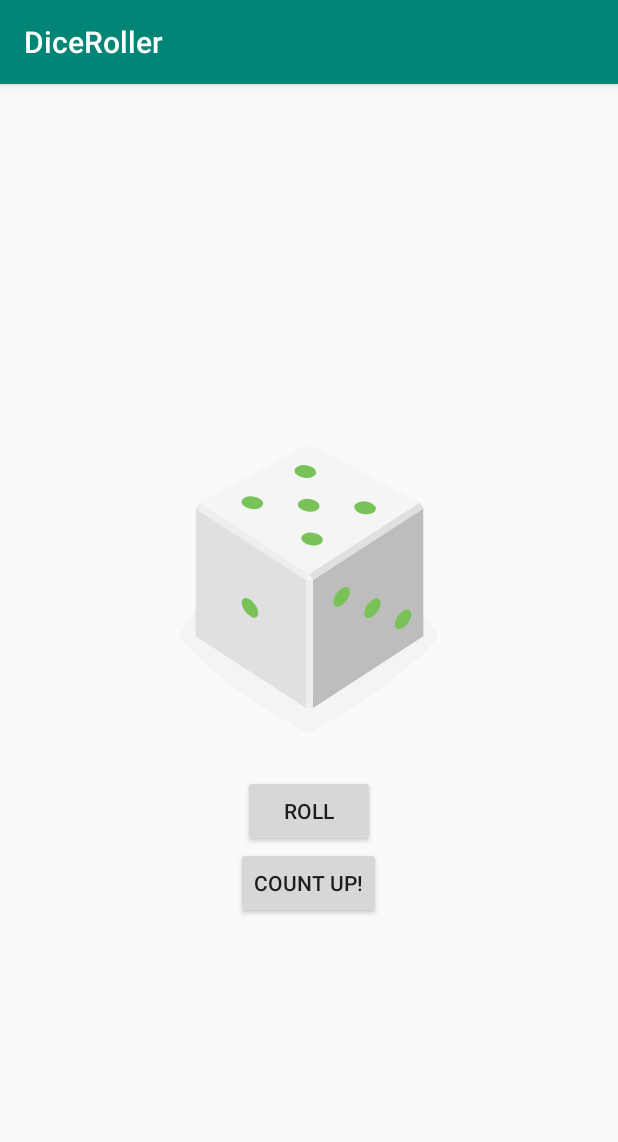
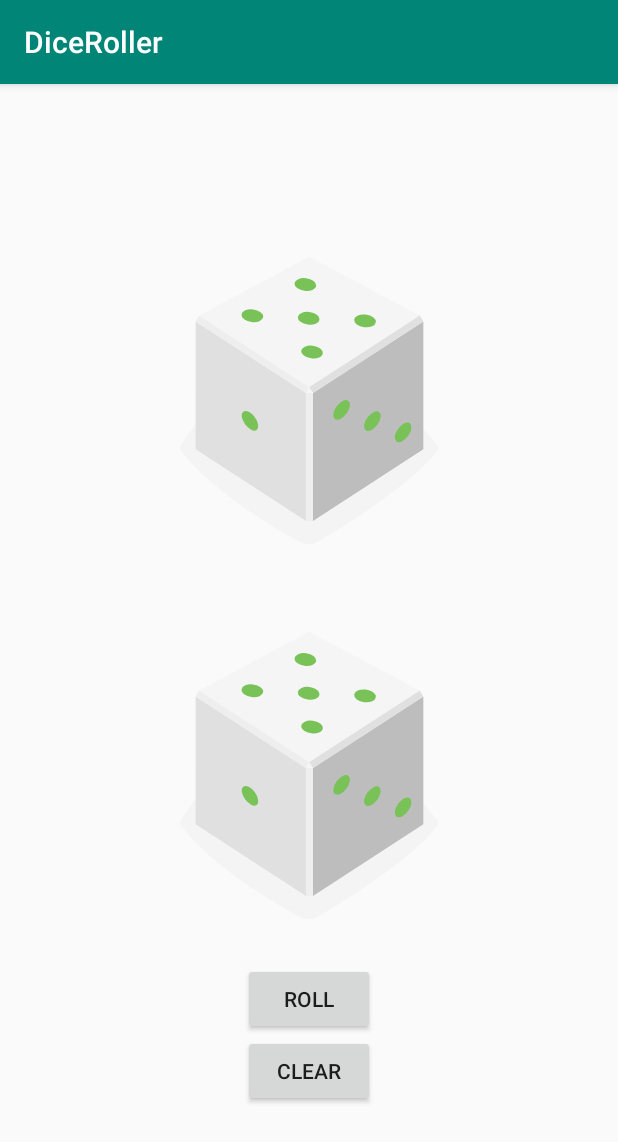
Before and after one commit to shih91/DiceRoller, an Android app: the screen it shows after launch (MainActivity), after a tap on "ROLL", on a phone screen of 412 x 824 dp. Shown: the top 1142 px of the screen. Run offline under Robolectric (Android 15) with nearby library versions, the phone set to English and light mode, and no system bars.

Commit message:
last commit for this laptop

```diff
--- a/app/src/main/java/com/example/diceroller/MainActivity.kt
+++ b/app/src/main/java/com/example/diceroller/MainActivity.kt
@@ -9,21 +9,22 @@ import android.widget.Toast
 import java.util.*
 
 class MainActivity : AppCompatActivity() {
-    lateinit var diceImage: ImageView
-    private var currentDraw: Int = 0
+    lateinit var diceImage_top: ImageView
+    lateinit var diceImage_bottom: ImageView
 
     override fun onCreate(savedInstanceState: Bundle?) {
         super.onCreate(savedInstanceState)
         setContentView(R.layout.activity_main)
         val rollButton: Button = findViewById(R.id.roll_button)
         rollButton.setOnClickListener{rollDice()}
-        val countButton: Button = findViewById(R.id.count_button)
-        countButton.setOnClickListener{countUp()}
-        diceImage = findViewById(R.id.dice_image)
+        val clearButton: Button = findViewById(R.id.clear_button)
+        clearButton.setOnClickListener{clearDice()}
+        diceImage_top = findViewById(R.id.dice_image_top)
+        diceImage_bottom = findViewById(R.id.dice_image_bottom)
     }
-    private fun rollDice(){
-        currentDraw = Random().nextInt(6) + 1
-        val drawableResource = when(currentDraw){
+
+    private fun getRandomDiceImage(): Int{
+        return when(Random().nextInt(6) + 1){
             1 -> R.drawable.dice_1
             2 -> R.drawable.dice_2
             3 -> R.drawable.dice_3
@@ -31,19 +32,16 @@ class MainActivity : AppCompatActivity() {
             5 -> R.drawable.dice_5
             else -> R.drawable.dice_6
         }
-        diceImage.setImageResource(drawableResource)
     }
 
-    private fun countUp() {
-        val drawableResource = when (currentDraw) {
-            0 -> R.drawable.dice_1
-            1 -> R.drawable.dice_2
-            2 -> R.drawable.dice_3
-            3 -> R.drawable.dice_4
-            4 -> R.drawable.dice_5
-            else -> R.drawable.dice_6
-        }
-        currentDraw = currentDraw?.plus(1)
-        diceImage.setImageResource(drawableResource)
+    private fun rollDice(){
+        diceImage_top.setImageResource(getRandomDiceImage())
+        diceImage_bottom.setImageResource(getRandomDiceImage())
     }
+
+    private fun clearDice(){
+        diceImage_top.setImageResource(R.drawable.empty_dice)
+        diceImage_bottom.setImageResource(R.drawable.empty_dice)
+    }
+
 }
--- a/app/src/main/res/layout/activity_main.xml
+++ b/app/src/main/res/layout/activity_main.xml
@@ -10,7 +10,15 @@
     xmlns:app="http://schemas.android.com/apk/res-auto">
 
     <ImageView
-        android:id="@+id/dice_image"
+        android:id="@+id/dice_image_top"
+        android:layout_width="wrap_content"
+        android:layout_height="wrap_content"
+        android:layout_gravity="center_horizontal"
+        app:srcCompat="@drawable/empty_dice"
+        tools:src="@drawable/dice_1"/>
+
+    <ImageView
+        android:id="@+id/dice_image_bottom"
         android:layout_width="wrap_content"
         android:layout_height="wrap_content"
         android:layout_gravity="center_horizontal"
@@ -25,10 +33,10 @@
         android:text="@string/roll_label" />
 
     <Button
-        android:id="@+id/count_button"
+        android:id="@+id/clear_button"
         android:layout_width="wrap_content"
         android:layout_height="wrap_content"
         android:layout_gravity="center_horizontal"
-        android:text="@string/count_up_label" />
+        android:text="@string/clear_label" />
 
 </LinearLayout>
--- a/app/src/main/res/values/strings.xml
+++ b/app/src/main/res/values/strings.xml
@@ -1,6 +1,6 @@
 <resources>
     <string name="app_name">DiceRoller</string>
     <string name="roll_label">Roll</string>
-    <string name="count_up_label">Count up!</string>
+    <string name="clear_label">Clear</string>
     <string name="default_result_label">Hello World!</string>
 </resources>
```
